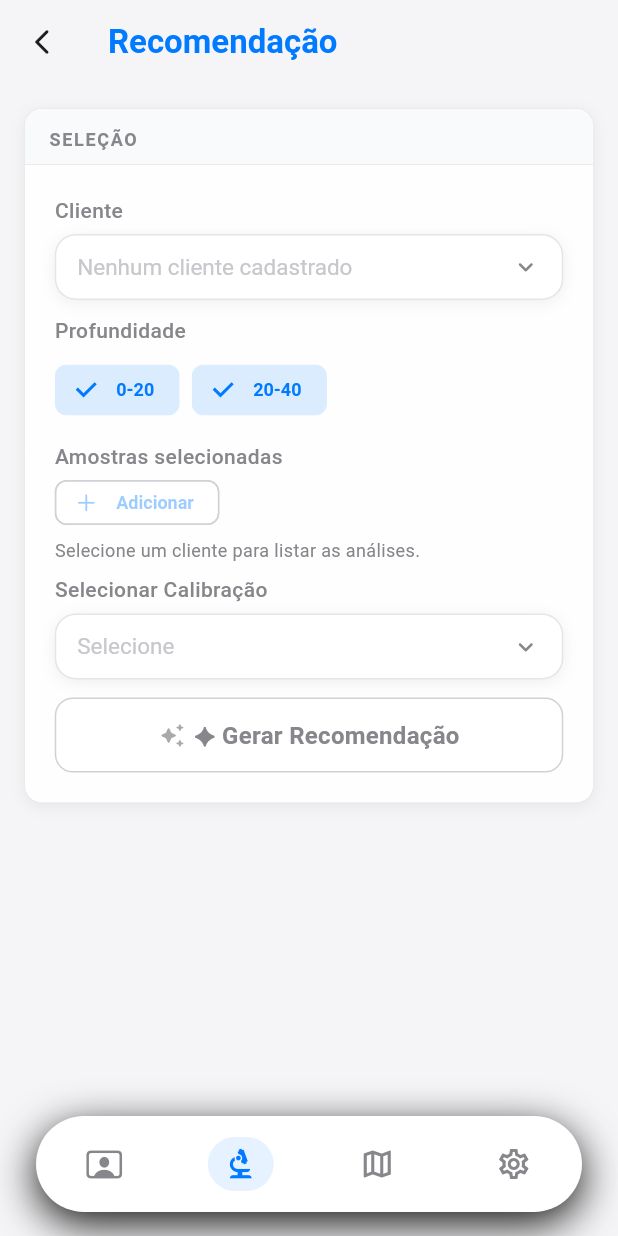
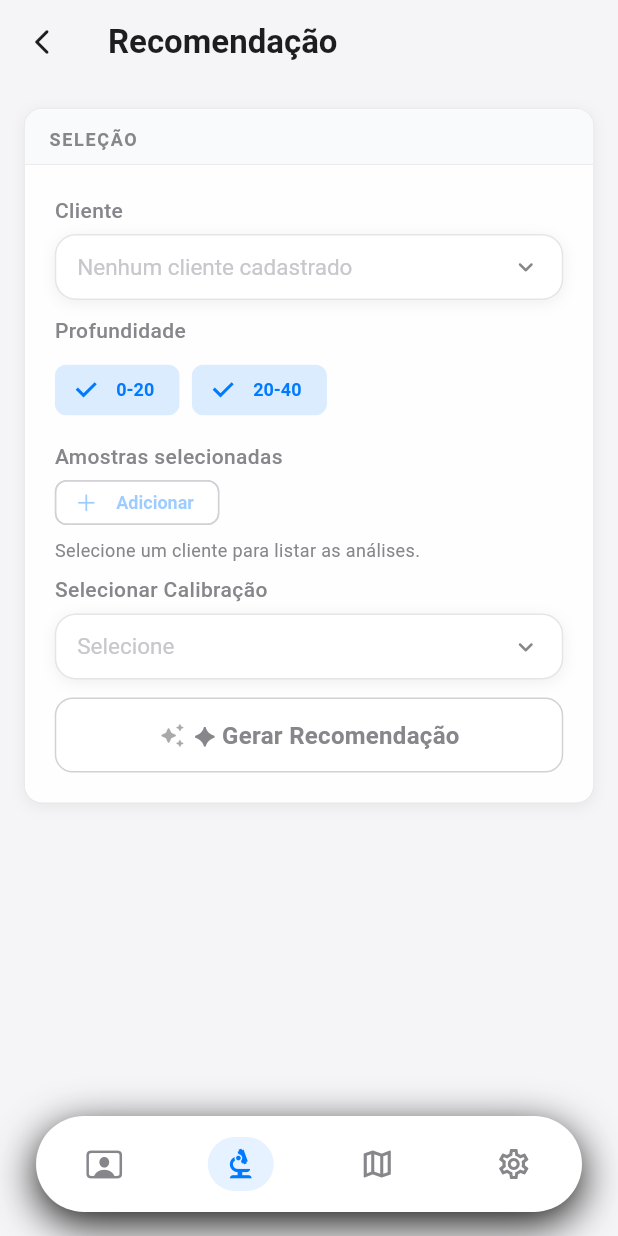
Before and after one commit to AfonsoRaudinei/Caderno-de-solo, a Flutter app: the RecomendacaoScreen screen opened by its route, on a phone screen of 412 x 824 dp. Run offline on Flutter 3.47's test engine with Material 3 defaults, Android fonts, the phone set to English and light mode, and no system bars; our stand-ins replace cloud_firestore, dio, file_picker, firebase_auth, firebase_core, firebase_crashlytics and 20 more; missing offline and left inert: firebase_app_check, firebase_performance, google_mlkit_text_recognition, pdfx, syncfusion_flutter_pdf; accounts and stored records are empty; generated files the repository leaves out were written again; statements that could not run were skipped.

Commit message:
fix(laboratorio): migrate presentation colors to AppThemePalette
Replace hardcoded light-mode colors in laboratorio presentation files
with context.appPalette tokens for Black mode compatibility.

```diff
--- a/Analise/lib/features/laboratorio/presentation/recomendacao/recomendacao_screen.dart
+++ b/Analise/lib/features/laboratorio/presentation/recomendacao/recomendacao_screen.dart
@@ -6,6 +6,7 @@ import 'package:flutter_riverpod/flutter_riverpod.dart';
 import 'package:go_router/go_router.dart';
 import 'package:soloforte/core/theme/app_colors.dart';
 import 'package:soloforte/core/theme/app_text_styles.dart';
+import 'package:soloforte/core/theme/app_theme_palette.dart';
 import 'package:soloforte/core/widgets/app_button.dart';
 import 'package:soloforte/core/widgets/app_card.dart';
 import 'package:soloforte/core/widgets/app_dropdown.dart';
@@ -77,6 +78,7 @@ class _RecomendacaoScreenState extends ConsumerState<RecomendacaoScreen> {
 
   @override
   Widget build(BuildContext context) {
+    final palette = context.appPalette;
     final calibracaoState = ref.watch(calibracaoControllerProvider);
     final analisesAsync = ref.watch(analiseNotifierProvider);
     final perfis = calibracaoState.profiles;
@@ -92,15 +94,15 @@ class _RecomendacaoScreenState extends ConsumerState<RecomendacaoScreen> {
     final resultado = result.recomendacao;
 
     return Scaffold(
-      backgroundColor: AppColors.bgSecondary,
+      backgroundColor: palette.background,
       appBar: AppBar(
-        backgroundColor: AppColors.bgSecondary,
+        backgroundColor: palette.background,
         elevation: 0,
         scrolledUnderElevation: 0,
         leading: IconButton(
-          icon: const Icon(
+          icon: Icon(
             Icons.arrow_back_ios_new_rounded,
-            color: AppColors.textPrimary,
+            color: palette.textPrimary,
             size: 20,
           ),
           onPressed: () {
@@ -113,7 +115,7 @@ class _RecomendacaoScreenState extends ConsumerState<RecomendacaoScreen> {
         ),
         title: Text(
           'Recomendação',
-          style: AppTextStyles.headline.copyWith(color: AppColors.primary),
+          style: AppTextStyles.headline.copyWith(color: palette.accent),
         ),
         centerTitle: false,
       ),
@@ -212,11 +214,11 @@ class _RecomendacaoScreenState extends ConsumerState<RecomendacaoScreen> {
 
             // BLOCO 1 — Identificação
             RecomendacaoIdentificacaoSection(resultado: resultado),
-            const Divider(height: 32, thickness: 0.5, color: Color(0xFFE5E5E7)),
+            Divider(height: 32, thickness: 0.5, color: palette.border),
 
             // BLOCO 2 — Qualidade do Solo
             RecomendacaoQualidadeSoloSection(resultado: resultado),
-            const Divider(height: 32, thickness: 0.5, color: Color(0xFFE5E5E7)),
+            Divider(height: 32, thickness: 0.5, color: palette.border),
 
             // BLOCO 3 — Correções
             RecomendacaoCalcarioGessoSection(resultado: resultado),
@@ -224,17 +226,17 @@ class _RecomendacaoScreenState extends ConsumerState<RecomendacaoScreen> {
             RecomendacaoBasesDashboard(resultado: resultado),
             const SizedBox(height: 12),
             RecomendacaoGraficosSection(resultado: resultado),
-            const Divider(height: 32, thickness: 0.5, color: Color(0xFFE5E5E7)),
+            Divider(height: 32, thickness: 0.5, color: palette.border),
 
             // BLOCO 4 — Nutrientes
             RecomendacaoFosforoSection(resultado: resultado),
             RecomendacaoPotassioSection(resultado: resultado),
-            const Divider(height: 32, thickness: 0.5, color: Color(0xFFE5E5E7)),
+            Divider(height: 32, thickness: 0.5, color: palette.border),
 
             // BLOCO 5 — Micronutrientes por Aplicação
             RecomendacaoMicrosUnificadosSection(resultado: resultado),
 
-            const Divider(height: 32, thickness: 0.5, color: Color(0xFFE5E5E7)),
+            Divider(height: 32, thickness: 0.5, color: palette.border),
 
             // Avisos e Argumentos (mantidos no final)
             RecomendacaoAvisosSection(resultado: resultado),
@@ -262,7 +264,7 @@ class _RecomendacaoScreenState extends ConsumerState<RecomendacaoScreen> {
                         ),
                       ),
                       style: FilledButton.styleFrom(
-                        backgroundColor: AppColors.primary,
+                        backgroundColor: palette.accent,
                         foregroundColor: Colors.white,
                         padding: const EdgeInsets.symmetric(vertical: 14),
                         shape: RoundedRectangleBorder(
@@ -282,8 +284,8 @@ class _RecomendacaoScreenState extends ConsumerState<RecomendacaoScreen> {
                       icon: const Icon(Icons.share_outlined, size: 18),
                       label: const Text('Exportar relatorio'),
                       style: OutlinedButton.styleFrom(
-                        foregroundColor: const Color(0xFF666666),
-                        side: const BorderSide(color: Color(0xFFD1D1D6)),
+                        foregroundColor: palette.textSecondary,
+                        side: BorderSide(color: palette.border),
                         padding: const EdgeInsets.symmetric(vertical: 14),
                         shape: RoundedRectangleBorder(
                           borderRadius: BorderRadius.circular(12),
--- a/Analise/lib/features/laboratorio/presentation/referencias/absorcao_nutrientes_referencia_page.dart
+++ b/Analise/lib/features/laboratorio/presentation/referencias/absorcao_nutrientes_referencia_page.dart
@@ -137,6 +137,7 @@ class _AbsorcaoNutrientesReferenciaPageState
 
   @override
   Widget build(BuildContext context) {
+    final palette = context.appPalette;
     final stageData = computeStageData();
     final resolved = resolveDataValue();
     final unit = displayUnit;
@@ -149,6 +150,7 @@ class _AbsorcaoNutrientesReferenciaPageState
         _viewMode == ViewMode.accumulated ? 'Acumulado' : 'Por Estádio';
 
     return Scaffold(
+      backgroundColor: palette.background,
       appBar: AppBar(
         title: const Text('Absorção de Nutrientes'),
       ),
```
Also changed, not shown: Analise/lib/features/laboratorio/presentation/calibracao/widgets/calibracao_header_card.dart (+14 -10 lines), Analise/lib/features/laboratorio/presentation/calibracao/widgets/micronutrientes_elemento_card.dart (+19 -15 lines), Analise/lib/features/laboratorio/presentation/recomendacao/recomendacao_header_footer.dart (+9 -9 lines), Analise/lib/features/laboratorio/presentation/recomendacao/widgets/micros_section.dart (+6 -6 lines).
